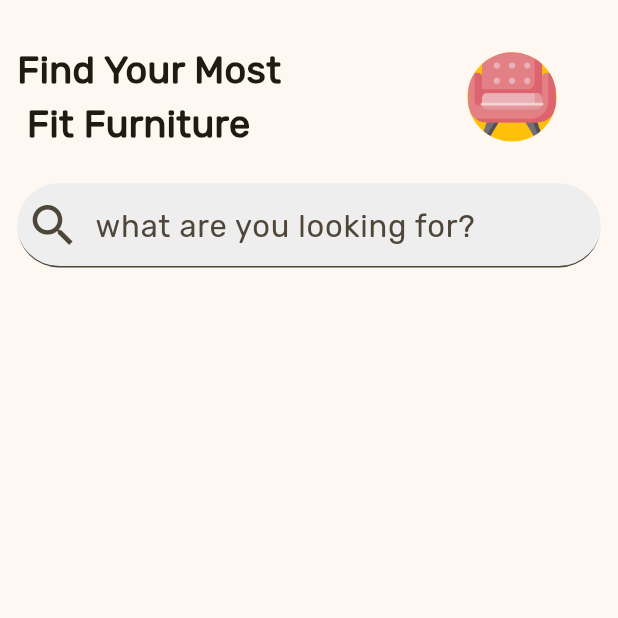
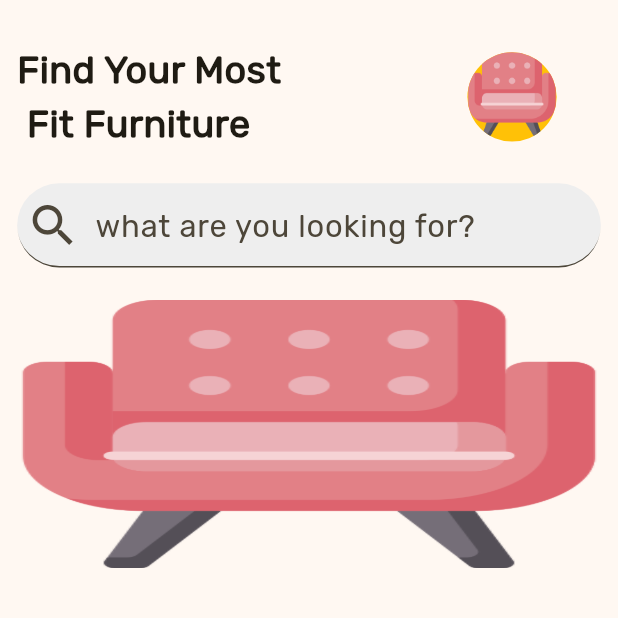
Before and after one commit to AhmedSamir25/home-wood-app, a Flutter app: the HomeView screen opened by its route, on a phone screen of 412 x 824 dp, the top half of it. Run offline on Flutter 3.47's test engine with Material 3 defaults, Android fonts, the phone set to English and light mode, and no system bars; drawn by our look-alikes of card_swiper; our stand-ins replace dartz, dio, email_validator, flutter_bloc, flutter_otp_text_field, flutter_screenutil and 4 more; accounts and stored records are empty.

Commit message:
SwiperBanner

```diff
--- a/lib/features/auth/view/widgets/signin_view_body.dart
+++ b/lib/features/auth/view/widgets/signin_view_body.dart
@@ -38,7 +38,7 @@ class SignInViewBody extends StatelessWidget {
       },
       builder: (context, state) {
         final RegExp passwordRegExp = RegExp(
-          r'^(?=.*[A-Za-z])(?=.*\d)(?=.*[@#$!%_-])[A-Za-z\d@#$]{8,}$',
+          r'^(?=.*[A-Za-z])(?=.*\d)(?=.*[@#$])[A-Za-z\d@#$]{8,}$',
         );
         return Stack(
           children: [
--- a/lib/features/home/view/widgets/home_view_body.dart
+++ b/lib/features/home/view/widgets/home_view_body.dart
@@ -1,5 +1,6 @@
 import 'package:flutter/material.dart';
 import 'package:flutter_screenutil/flutter_screenutil.dart';
+import 'package:homewood/features/home/view/widgets/swiper_banner.dart';
 import 'package:homewood/features/home/view/widgets/custom_app_bar.dart';
 import 'package:homewood/features/home/view/widgets/search_text_field.dart';
 
@@ -17,6 +18,8 @@ class HomeViewBody extends StatelessWidget {
             const CustomAppBar(),
             SizedBox(height: 18.h,),
             const SearchTextField(),
+            SizedBox(height: 18.h,),
+            const SwiperBanner()
           ],
         ),
       ),
--- /dev/null
+++ b/lib/features/home/view/widgets/swiper_banner.dart
@@ -0,0 +1,25 @@
+import 'package:flutter/material.dart';
+import 'package:flutter_screenutil/flutter_screenutil.dart';
+import 'package:homewood/core/constant/asstes_images_manager.dart';
+import 'package:card_swiper/card_swiper.dart';
+
+class SwiperBanner extends StatelessWidget {
+  const SwiperBanner({super.key});
+
+  @override
+  Widget build(BuildContext context) {
+    return SizedBox(
+      height: 150.h,
+      width: double.infinity,
+      child: Swiper(
+        itemBuilder: (BuildContext context, int index) {
+          return Image.asset(
+            AsstesImagesManager.furniture,
+            fit: BoxFit.fill,
+          );
+        },
+        itemCount: 3,
+      ),
+    );
+  }
+}
```
Also changed, not shown: pubspec.yaml (+2 -6 lines), pubspec.lock.
